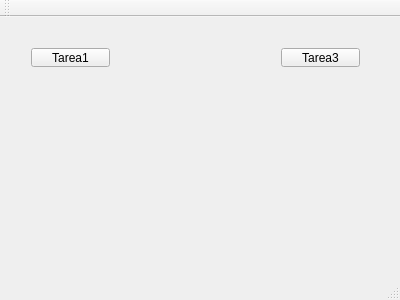
Before: the Qt Designer form Tareas_PrimerParcial/mainwindow.ui in ECruz25/Tarea1-EstructuraDeDatos, drawn with Qt 5.
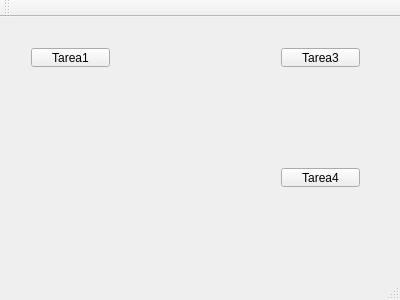
After: the same form once the commit is applied.

Commit message: Tarea3_vis

```diff
--- a/Tareas_PrimerParcial/mainwindow.ui
+++ b/Tareas_PrimerParcial/mainwindow.ui
@@ -52,6 +52,25 @@
      </item>
     </layout>
    </widget>
+   <widget class="QWidget" name="gridLayoutWidget_3">
+    <property name="geometry">
+     <rect>
+      <x>270</x>
+      <y>140</y>
+      <width>101</width>
+      <height>41</height>
+     </rect>
+    </property>
+    <layout class="QGridLayout" name="gridLayout_3">
+     <item row="0" column="0">
+      <widget class="QPushButton" name="tarea4btn">
+       <property name="text">
+        <string>Tarea4</string>
+       </property>
+      </widget>
+     </item>
+    </layout>
+   </widget>
   </widget>
   <widget class="QMenuBar" name="menuBar">
    <property name="geometry">
```
The commit also changes 12 other files.
